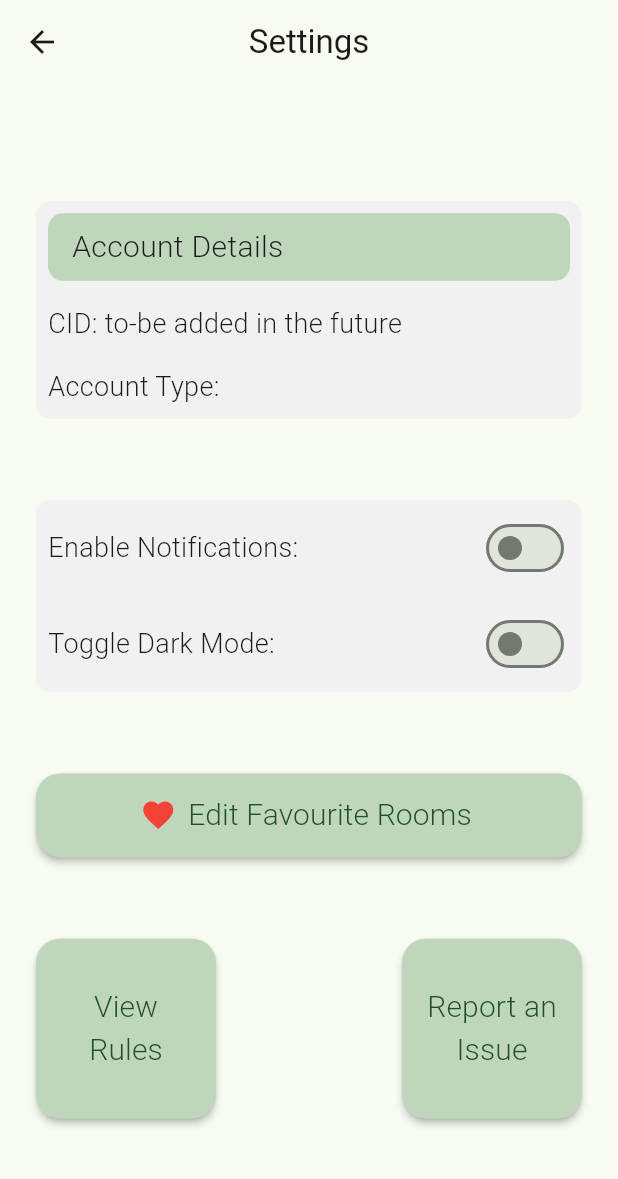
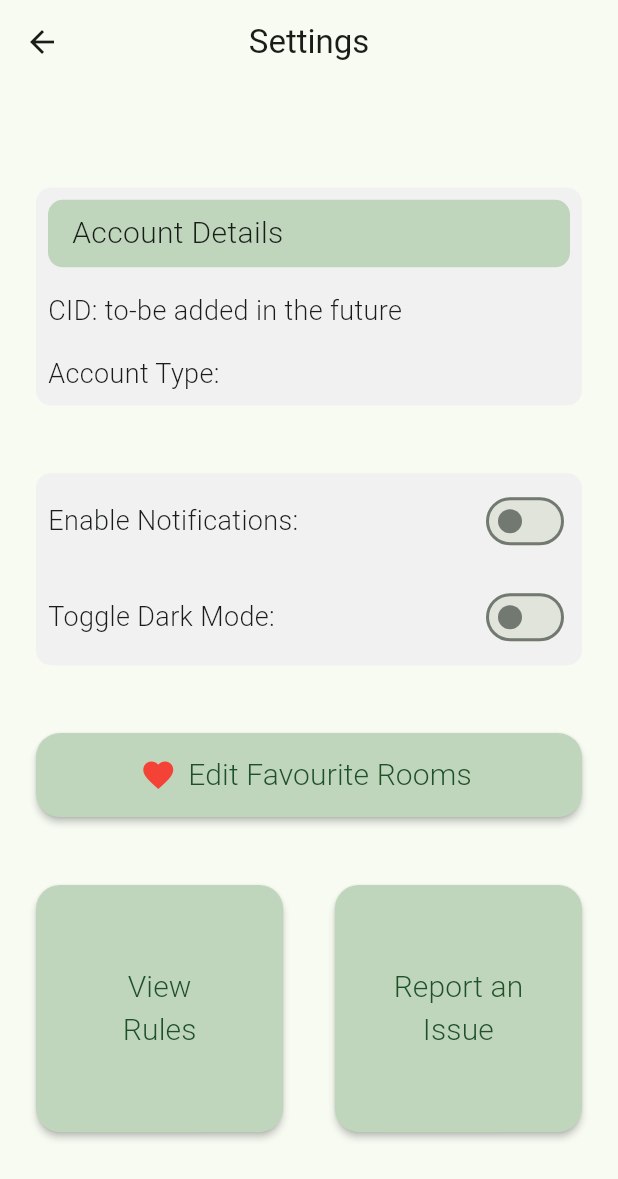
Before and after one commit to fillemon10/kandidat-grupp65-timeedit, a Flutter app: the SettingsScreenContent screen opened directly, on a phone screen of 412 x 824 dp. Shown: the top 1179 px of the screen. Run offline on Flutter 3.47's test engine with Material 3 defaults, Android fonts, the phone set to English and light mode, and no system bars; our stand-ins replace bloc, cloud_firestore, equatable, firebase_auth, firebase_core, flutter_bloc and 2 more; missing offline and left inert: firebase_ui_auth, qr_code_scanner; accounts and stored records are empty.

Commit message:
Fixed sizing and spacing of parallell buttons

```diff
--- a/lib/screens/settings.dart
+++ b/lib/screens/settings.dart
@@ -31,6 +31,8 @@ class SettingsScreenContent extends StatelessWidget {
 
     double screenWidth = MediaQuery.of(context).size.width;
     double screenHeight = MediaQuery.of(context).size.height;
+    double buttonSize = screenWidth * 0.4;
+
 
     return Scaffold(
       /**
@@ -217,7 +219,7 @@ class SettingsScreenContent extends StatelessWidget {
                  * A row container to hold the bottom-most 2 buttons on the screen.
                  */
                 Container(
-                  alignment: Alignment.center,
+                  //alignment: Alignment.center,
                   //margin: EdgeInsets.all(8),
                   child: Row(
                     mainAxisAlignment: MainAxisAlignment.spaceBetween,
@@ -226,12 +228,8 @@ class SettingsScreenContent extends StatelessWidget {
                        * View Rules button's container
                        */
                       Container(
-                        width: 120,
-                        height: 120,
-                        alignment: Alignment.center,
-                        child: SizedBox(
-                          width: double.infinity,
-                          height: double.infinity,
+                        width: buttonSize,
+                        height: buttonSize,
                         child: FloatingActionButton.extended(
                           backgroundColor: Theme.of(context).colorScheme.primary,
                           heroTag: 'viewRulesButton',
@@ -247,17 +245,13 @@ class SettingsScreenContent extends StatelessWidget {
                           ),
                         ),
                       ),
-                      ),
+
                       /**
                          * Report an Issue button's container
                          */
                       Container(
-                        width: 120,
-                        height: 120,
-                        alignment: Alignment.center,
-                        child: SizedBox(
-                          width: double.infinity,
-                          height: double.infinity,
+                        width: buttonSize,
+                        height: buttonSize,
                         child: FloatingActionButton.extended(
                           backgroundColor: Theme.of(context).colorScheme.primary,
                           heroTag: 'reportAnIssueButton',
@@ -274,7 +268,6 @@ class SettingsScreenContent extends StatelessWidget {
                           ),
                         ),
                       ),
-                      ),
                     ],
                   ),
                 ),
@@ -285,6 +278,7 @@ class SettingsScreenContent extends StatelessWidget {
       )
     );
   }
+
 }
 
 class SwitchStates extends ChangeNotifier {
```
Lines whose indentation alone changed are shown as unchanged.
